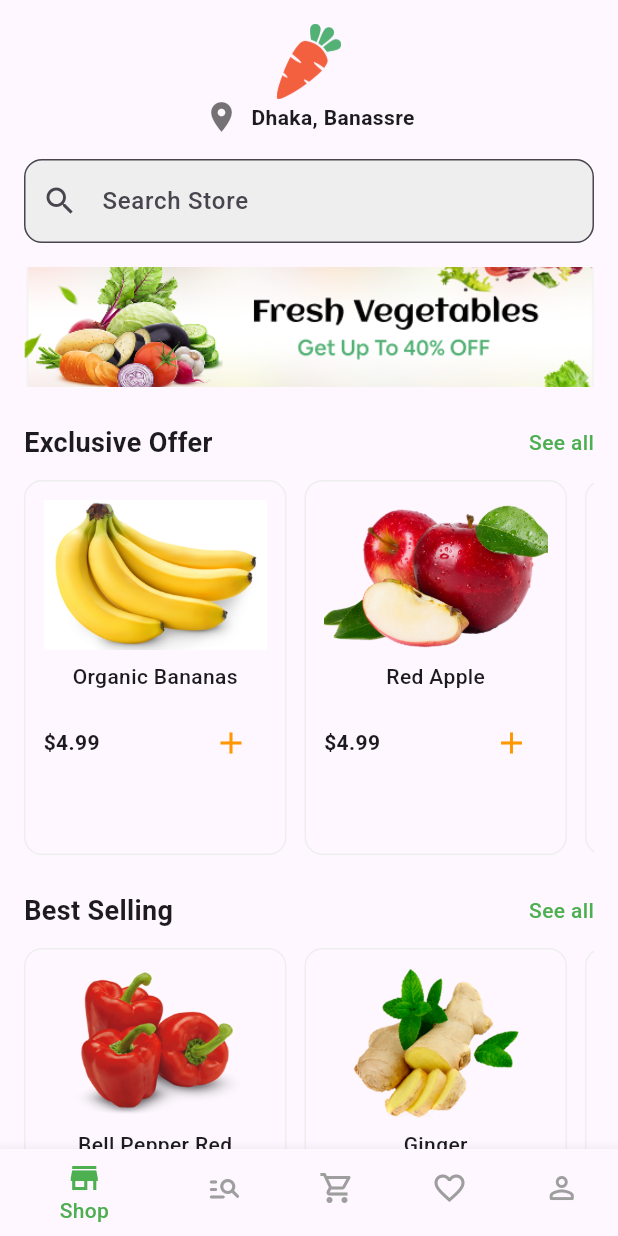
After one commit to ChauKnockUI/Online-Groceries-App, a Flutter app: the HomeScreen screen opened directly, on a phone screen of 412 x 824 dp. The commit adds this screen. Run offline on Flutter 3.47's test engine with Material 3 defaults, Android fonts, the phone set to English and light mode, and no system bars.

Commit message:
add home screen

```diff
--- /dev/null
+++ b/lib/home.dart
@@ -0,0 +1,210 @@
+import 'package:flutter/material.dart';
+
+class HomeScreen extends StatelessWidget {
+  final List<Map<String, String>> exclusiveOffers = [
+    {"name": "Organic Bananas", "price": "\$4.99", "image": "lib/assets/images/banana.png"},
+    {"name": "Red Apple", "price": "\$4.99", "image": "lib/assets/images/apple.png"},
+    {"name": "Organic Bananas", "price": "\$4.99", "image": "lib/assets/images/banana.png"},
+    {"name": "Red Apple", "price": "\$4.99", "image": "lib/assets/images/apple.png"},
+  ];
+
+  final List<Map<String, String>> bestSelling = [
+    {"name": "Bell Pepper Red", "price": "\$4.99", "image": "lib/assets/images/bellPepper.png"},
+    {"name": "Ginger", "price": "\$4.99", "image": "lib/assets/images/ginger.png"},
+    {"name": "Bell Pepper Red", "price": "\$4.99", "image": "lib/assets/images/bellPepper.png"},
+    {"name": "Ginger", "price": "\$4.99", "image": "lib/assets/images/ginger.png"},
+  ];
+
+  final List<Map<String, String>> groceries = [
+    {"name": "Beef Bone", "price": "\$4.99", "image": "lib/assets/images/beef.png"},
+    {"name": "Broiler Chicken", "price": "\$4.99", "image": "lib/assets/images/chicken.png"},
+    {"name": "Beef Bone", "price": "\$4.99", "image": "lib/assets/images/beef.png"},
+    {"name": "Broiler Chicken", "price": "\$4.99", "image": "lib/assets/images/chicken.png"},
+  ];
+
+  @override
+  Widget build(BuildContext context) {
+    return Scaffold(
+      bottomNavigationBar: BottomNavigationBar(
+        currentIndex: 0,
+        selectedItemColor: Colors.green,
+        unselectedItemColor: Colors.grey,
+        selectedLabelStyle: roboto(400),
+        unselectedLabelStyle: roboto(400),
+        items: const [
+          BottomNavigationBarItem(icon: Icon(Icons.store), label: 'Shop'),
+          BottomNavigationBarItem(icon: Icon(Icons.manage_search_rounded), label: 'Explore'),
+          BottomNavigationBarItem(icon: Icon(Icons.shopping_cart_outlined), label: 'Cart'),
+          BottomNavigationBarItem(icon: Icon(Icons.favorite_border_outlined), label: 'Favourite'),
+          BottomNavigationBarItem(icon: Icon(Icons.person_outline_rounded), label: 'Account'),
+        ],
+      ),
+      body: SafeArea(
+        child: ListView(
+          padding: const EdgeInsets.all(16),
+          children: [
+            Image.asset(
+              'lib/assets/images/carrot.png',
+              height: 50,
+            ),
+            Row(
+              mainAxisAlignment: MainAxisAlignment.center,
+              children: [
+                const Icon(Icons.location_on, color: Colors.black54),
+                const SizedBox(width: 8),
+                Text("Dhaka, Banassre", style: roboto(700)),
+              ],
+            ),
+            const SizedBox(height: 16),
+            TextField(
+              decoration: InputDecoration(
+                fillColor: Colors.grey.shade200,
+                filled: true,
+
+                hintText: 'Search Store',
+                hintStyle: roboto(400),
+                prefixIcon: const Icon(Icons.search),
+                border: OutlineInputBorder(borderRadius: BorderRadius.circular(12)),
+              ),
+            ),
+            const SizedBox(height: 16),
+
+
+                Image.asset(
+                  'lib/assets/images/banner.png',
+                  height: 80,
+                  fit: BoxFit.cover,
+              ),
+
+            const SizedBox(height: 24),
+            buildSection("Exclusive Offer", exclusiveOffers),
+            const SizedBox(height: 24),
+            buildSection("Best Selling", bestSelling),
+            const SizedBox(height: 24),
+            Text("Groceries", style: roboto(700).copyWith(fontSize: 18)),
+            const SizedBox(height: 12),
+            Row(
+              children: [
+                Expanded(
+                  child: Container(
+                    padding: const EdgeInsets.all(12),
+                    decoration: BoxDecoration(
+                      color: Colors.orange.shade50,
+                      borderRadius: BorderRadius.circular(12),
+                    ),
+                    child: Column(
+                      children: [
+                        Row(
+                          children: [
+                            Image.asset(
+                              'lib/assets/images/pulses.png',
+                              height: 30,
+                            ),
+                            Text("Pulses", style: roboto(400)),
+                          ],
+                        ),
+                      ],
+                    ),
+                  ),
+                ),
+                const SizedBox(width: 16),
+                Expanded(
+                  child: Container(
+                    padding: const EdgeInsets.all(12),
+                    decoration: BoxDecoration(
+                      color: Colors.green.shade50,
+                      borderRadius: BorderRadius.circular(12),
+                    ),
+                    child: Column(
+                      children: [
+                        Row(
+                          children: [
+                            Image.asset(
+                              'lib/assets/images/rice.png',
+                              height: 30,
+                            ),
+                            Text("Rice", style: roboto(400)),
+                          ],
+                        ),
+                      ],
+                    ),
+                  ),
+                ),
+              ],
+            ),
+            const SizedBox(height: 16),
+            buildSection("", groceries),
+          ],
+        ),
+      ),
+    );
+  }
+
+  Widget buildSection(String title, List<Map<String, String>> items) {
+    return Column(
+      crossAxisAlignment: CrossAxisAlignment.start,
+      children: [
+        if (title.isNotEmpty)
+          Row(
+            mainAxisAlignment: MainAxisAlignment.spaceBetween,
+            children: [
+              Text(title, style: roboto(700).copyWith(fontSize: 18)),
+              Text("See all", style: roboto(400).copyWith(color: Colors.green)),
+            ],
+          ),
+        const SizedBox(height: 12),
+        SizedBox(
+          height: 250,
+          child: ListView.separated(
+            scrollDirection: Axis.horizontal,
+            itemCount: items.length,
+            separatorBuilder: (_, __) => const SizedBox(width: 12),
+            itemBuilder: (context, index) {
+              final item = items[index];
+              return Container(
+                width: 175,
+
+                padding: const EdgeInsets.all(12),
+                decoration: BoxDecoration(
+                  border: Border.all(color: Colors.grey.shade200),
+                  borderRadius: BorderRadius.circular(12),
+                ),
+                child: Column(
+                  children: [
+                    Image.asset(
+                      item["image"]!,
+                      height: 100,
+                      fit: BoxFit.cover,
+                    ),
+                    const SizedBox(height: 8),
+                    Text(item["name"]!, textAlign: TextAlign.center, style: roboto(400)),
+                    const SizedBox(height: 10),
+                    Row(
+                      mainAxisAlignment: MainAxisAlignment.spaceBetween,
+                      children: [
+                        Text(item["price"]!, style: roboto(700)),
+
+                        const IconButton(
+                          color: Colors.black,
+                          icon: Icon(Icons.add, color: Colors.orange),
+                          onPressed: null,
+                        ),
+                      ],
+                    ),
+                  ],
+                ),
+              );
+            },
+          ),
+        ),
+      ],
+    );
+  }
+
+  TextStyle roboto(int weight) {
+    return TextStyle(fontFamily: 'RobotoRoboto', fontWeight: FontWeight.values.firstWhere(
+      (fw) => fw.index * 100 == weight,
+      orElse: () => FontWeight.normal,
+    ));
+  }
+}
--- a/lib/login.dart
+++ b/lib/login.dart
@@ -1,4 +1,5 @@
 import 'package:flutter/material.dart';
+import 'package:training_project/home.dart';
 import 'package:training_project/product_detail.dart';
 import 'package:training_project/signUp.dart';
 
@@ -188,7 +189,7 @@ class _LoginWidgetState extends State<Login> {
       Navigator.push(
         context,
         MaterialPageRoute(
-          builder: (context) => ProductDetail(),
+          builder: (context) => HomeScreen(),
         ),
       );
     } else {
```
Also changed, not shown: lib/assets/images/banana.png (added), lib/assets/images/banner.png (added), lib/assets/images/beef.png (added), lib/assets/images/bellPepper.png (added), lib/assets/images/chicken.png (added), lib/assets/images/ginger.png (added), lib/assets/images/pulses.png (added), lib/assets/images/rice.png (added).
